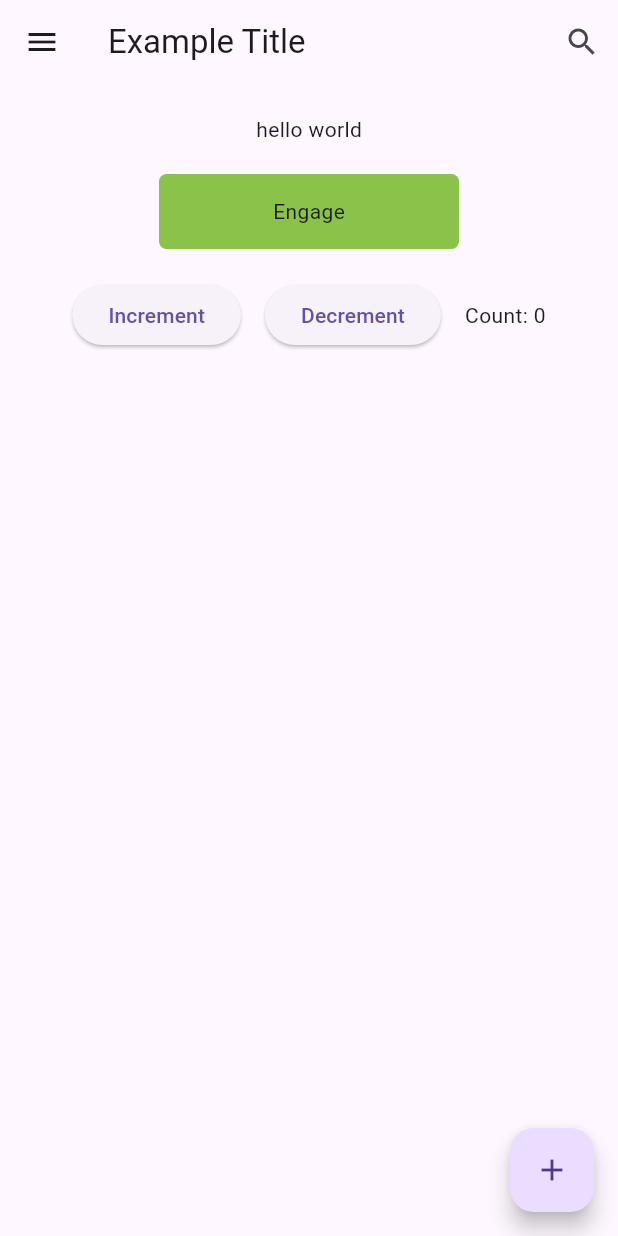
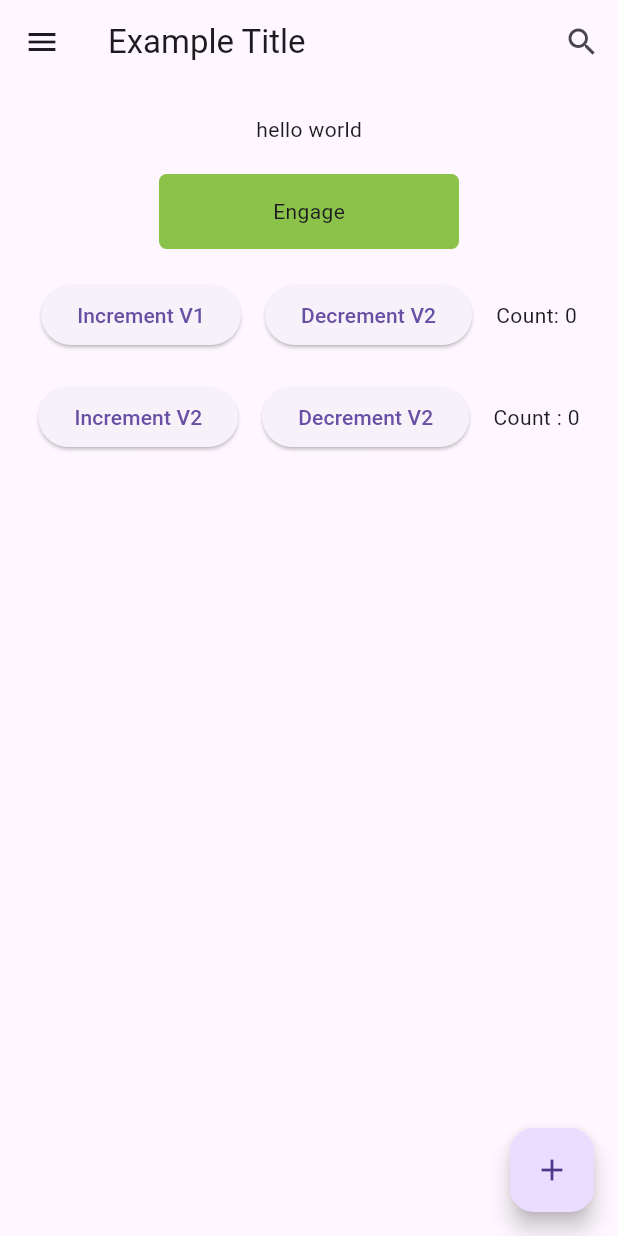
Before and after one commit to ekikaja55/explore_flutter, a Flutter app: the screen it shows after launch, on a phone screen of 412 x 824 dp. Run offline on Flutter 3.47's test engine with Material 3 defaults, Android fonts, the phone set to English and light mode, and no system bars.

Commit message:
latihan 3

```diff
--- a/lib/main.dart
+++ b/lib/main.dart
@@ -119,12 +119,15 @@ class _CounterState extends State<CounterBtn>{
   void _increment(){
     setState(() {
       _counter++;
+      print("increment v1 ke triger, _counter:$_counter");
+
     });
   }
 
   void _decrement(){
     setState(() {
       _counter--;
+      print("decrement v1 ke triger, _counter:$_counter");
     });
   }
   @override
@@ -135,11 +138,92 @@ class _CounterState extends State<CounterBtn>{
       // cuma boleh widget
       // children itu buat banyak widget child itu cuma buat satu aja tergantung konteks mau pakai pembungkus apa
       children: <Widget>[
-        ElevatedButton(onPressed: _increment, child: const Text("Increment")),
+        ElevatedButton(onPressed: _increment, child: const Text("Increment V1")),
         const SizedBox(width: 16),
-        ElevatedButton(onPressed: _decrement, child: const Text("Decrement")),
+        ElevatedButton(onPressed: _decrement, child: const Text("Decrement V2")),
         const SizedBox(width: 16),
         Text("Count: $_counter")
+      ],
+    );
+  }
+
+}
+
+// dibawah ini adalah variasi handling state lebih reusable dan profesional dengan memisahkan
+// menjadi 3 widget kecil
+// CounterDisplay -> cuma untuk nampilin display
+// CounterIncrementator -> cuma untuk jadi tombol, dia tidak tau angka berapa yang sedang di tampilankan
+// Counter -> sebagai "otak" handling state nya
+
+class CounterDisplay extends StatelessWidget{
+  const CounterDisplay({required this.count,super.key});
+  final int count;
+  @override
+  Widget build(BuildContext context) {
+   return Text("Count : $count");
+  }
+}
+
+class CounterIncrementator extends StatelessWidget{
+  const CounterIncrementator({required this.onPressed,super.key});
+  final VoidCallback onPressed;
+
+  @override
+  Widget build(BuildContext context) {
+  return ElevatedButton(
+    onPressed: onPressed,
+    child: const Text("Increment V2")
+    );
+  }
+}
+
+class CounterDecrementator extends StatelessWidget{
+  const CounterDecrementator({required this.onPressed,super.key});
+  final VoidCallback onPressed;
+
+  @override
+  Widget build(BuildContext context) {
+  return ElevatedButton(
+    onPressed: onPressed,
+    child: const Text("Decrement V2")
+    );
+  }
+}
+
+class CounterBtnV2 extends StatefulWidget{
+  const CounterBtnV2({super.key});
+
+  @override
+  State<StatefulWidget> createState() => _CounterStateV2();
+}
+
+class _CounterStateV2 extends State<CounterBtnV2>{
+  int _counter = 0;
+
+  void _increment(){
+    setState(() {
+      ++_counter;
+      print("increment v2 ke triger, _counter:$_counter");
+    });
+  }
+
+  void _decrement(){
+    setState(() {
+      --_counter;
+      print("decrement v2 ke triger, _counter:$_counter");
+
+    });
+  }
+  @override
+  Widget build(BuildContext context) {
+    return Row(
+      mainAxisAlignment: MainAxisAlignment.center,
+      children: <Widget>[
+        CounterIncrementator(onPressed: _increment),
+        const SizedBox(width: 16),
+        CounterDecrementator(onPressed: _decrement),
+        const SizedBox(width: 16),
+        CounterDisplay(count: _counter)
       ],
     );
   }
@@ -193,9 +277,17 @@ class TutorialHome extends StatelessWidget{
             const Center(
               child: SizedBox(
                 width: 400,
-                child: CounterBtn(),//panggil statefull widget nya BUKAN STATENYA LANGSUNG
+                child: CounterBtn() , //panggil statefull widget nya BUKAN STATENYA LANGSUNG
               ),
-            )
+            ),
+
+            const SizedBox(height: 20),
+             const Center(
+              child: SizedBox(
+                width: 400,
+                child: CounterBtnV2(),//panggil statefull widget nya BUKAN STATENYA LANGSUNG
+              ),
+            ),
           ],
         ),
         ),
```
